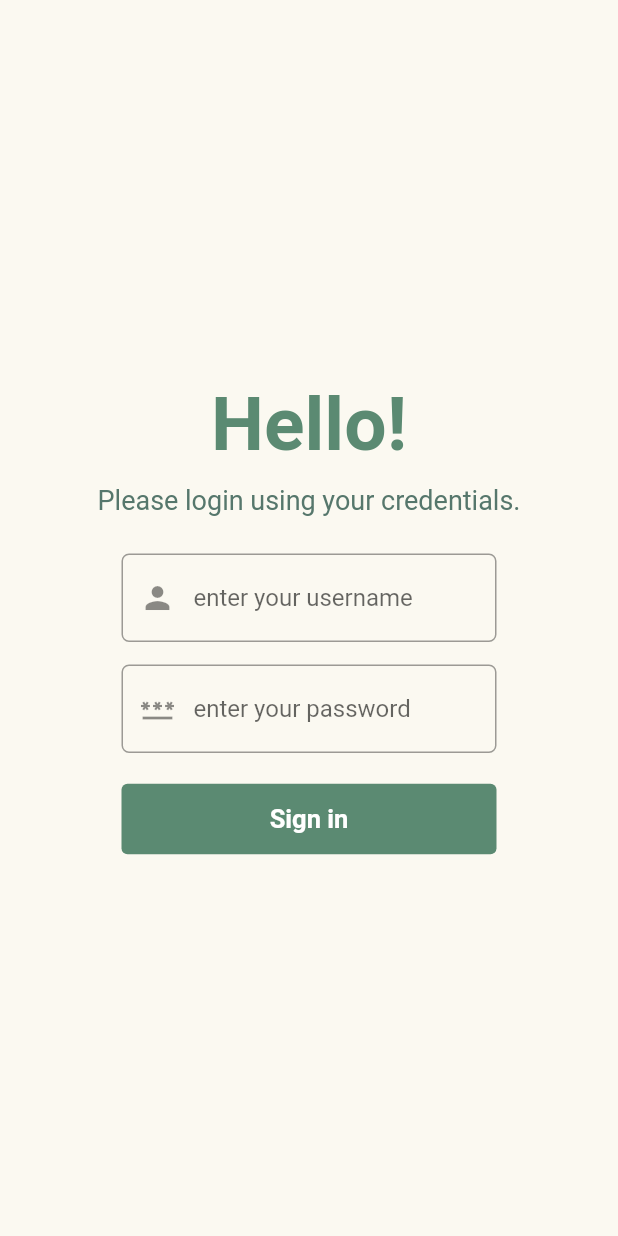
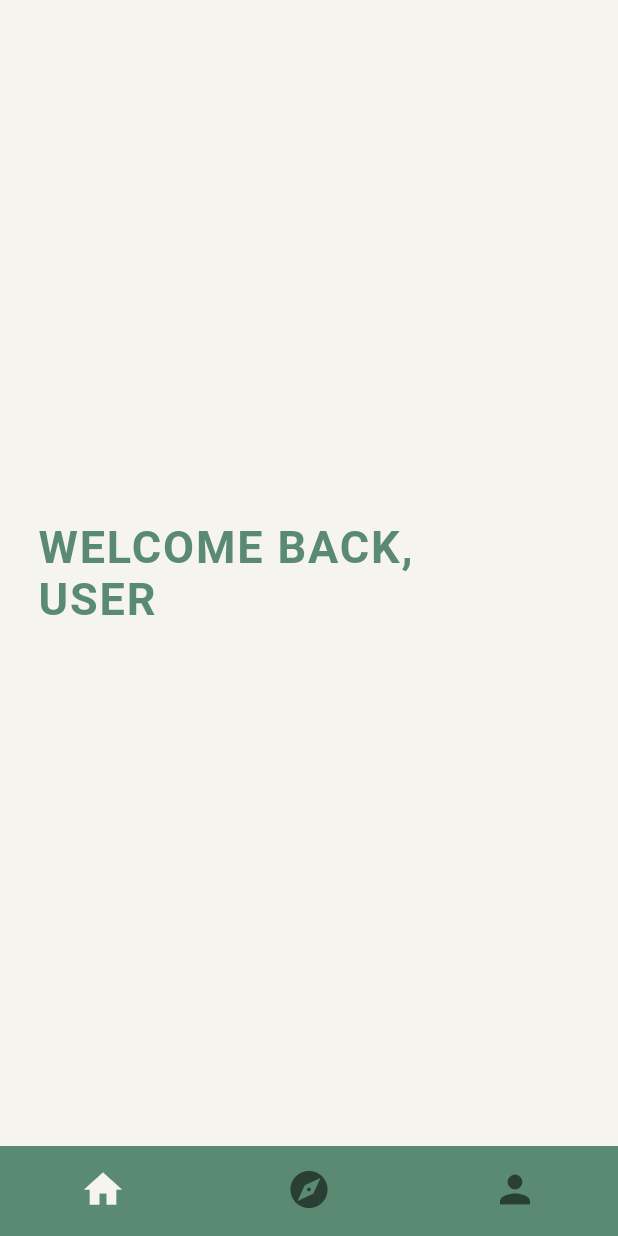
Before and after one commit to AmeeraAlotaibi/trips_project, a Flutter app: the screen it shows after launch, on a phone screen of 412 x 824 dp. Run offline on Flutter 3.47's test engine with Material 2 defaults, Android fonts, the phone set to English and light mode, and no system bars.

Commit message:
done with sign in and registration pages

```diff
--- a/frontend/lib/main.dart
+++ b/frontend/lib/main.dart
@@ -1,4 +1,7 @@
 import 'package:flutter/material.dart';
+import 'package:frontend/pages/bottom_tabs.dart';
+import 'package:frontend/pages/home.dart';
+import 'package:frontend/pages/register.dart';
 import 'package:frontend/pages/signin.dart';
 
 void main() {
@@ -13,7 +16,11 @@ class MyApp extends StatelessWidget {
   Widget build(BuildContext context) {
     return  MaterialApp(
       debugShowCheckedModeBanner: false,
-      home: SigninPage()
+      home: TabScreen(),
+      theme: ThemeData(
+        scaffoldBackgroundColor: Color.fromARGB(255, 245, 244, 239),
+
+      ),
     );
   }
 }
--- /dev/null
+++ b/frontend/lib/pages/bottom_tabs.dart
@@ -0,0 +1,60 @@
+import 'package:flutter/material.dart';
+import 'package:flutter/src/foundation/key.dart';
+import 'package:flutter/src/widgets/framework.dart';
+import 'package:frontend/pages/home.dart';
+
+class TabScreen extends StatefulWidget {
+  TabScreen({Key? key}) : super(key: key);
+
+  @override
+  State<TabScreen> createState() => _TabScreenState();
+}
+
+class _TabScreenState extends State<TabScreen> {
+  int _selectedIndex = 0;
+  // pages of the bottom tabs ----------------
+  final List _pages = [
+    HomePage(),
+    Icon(Icons.explore),
+    Icon(Icons.person),
+  ];
+
+  void _onTapped(int index) {
+    setState(() {
+      _selectedIndex = index;
+    });
+  }
+
+  @override
+  Widget build(BuildContext context) {
+    return Scaffold(
+      bottomNavigationBar: BottomNavigationBar(
+        // styling bottom navigation
+          backgroundColor: Color(0xFF5B8A72),
+          elevation: 0,
+          iconSize: 30,
+          showSelectedLabels: false,
+          showUnselectedLabels: false,
+          selectedIconTheme: IconThemeData(color: Color.fromARGB(255, 245, 244, 239),),
+        // bottom navigation bar logic
+          currentIndex: _selectedIndex,
+          onTap: _onTapped,
+          items: const [
+            BottomNavigationBarItem(
+              icon: Icon(Icons.home),
+              label: "Home",
+            ),
+            BottomNavigationBarItem(
+              icon: Icon(Icons.explore),
+              label: "Explore",
+            ),
+            BottomNavigationBarItem(
+              icon: Icon(Icons.person),
+              label: "Profile",
+            ),
+          ]),
+
+          body: _pages[_selectedIndex],
+    );
+  }
+}
--- /dev/null
+++ b/frontend/lib/pages/home.dart
@@ -0,0 +1,44 @@
+import 'package:flutter/material.dart';
+import 'package:flutter/src/foundation/key.dart';
+import 'package:flutter/src/widgets/framework.dart';
+
+class HomePage extends StatelessWidget {
+  const HomePage({Key? key}) : super(key: key);
+
+  @override
+  Widget build(BuildContext context) {
+    return Scaffold(
+      body: SafeArea(
+        child: Padding(
+          padding: const EdgeInsets.symmetric(horizontal: 25),
+          child: Column(
+            mainAxisAlignment: MainAxisAlignment.center,
+            crossAxisAlignment: CrossAxisAlignment.start,
+            children: [
+              Text("Welcome Back,".toUpperCase(),
+              textAlign: TextAlign.left,
+              style: TextStyle(
+                fontSize: 30,
+                color: Color(0xFF5B8A72),
+                fontWeight: FontWeight.bold,
+                letterSpacing: 1.25,
+                ),
+              ),
+
+              // will change this later to display the first name of the user
+              Text("user".toUpperCase(),
+              textAlign: TextAlign.left,
+              style: TextStyle(
+                fontSize: 30,
+                color: Color(0xFF5B8A72),
+                fontWeight: FontWeight.bold,
+                letterSpacing: 1.25,
+                ),
+              ),
+            ],
+          ),
+        ),
+      ),
+    );
+  }
+}
```
Also changed, not shown: frontend/lib/pages/register.dart (added, +112 -0 lines), frontend/lib/pages/signin.dart (+25 -0 lines), frontend/lib/widgets/custom_widgets.dart (+36 -5 lines), frontend/lib/pages/explore.dart (added), frontend/lib/pages/profile.dart (added).
